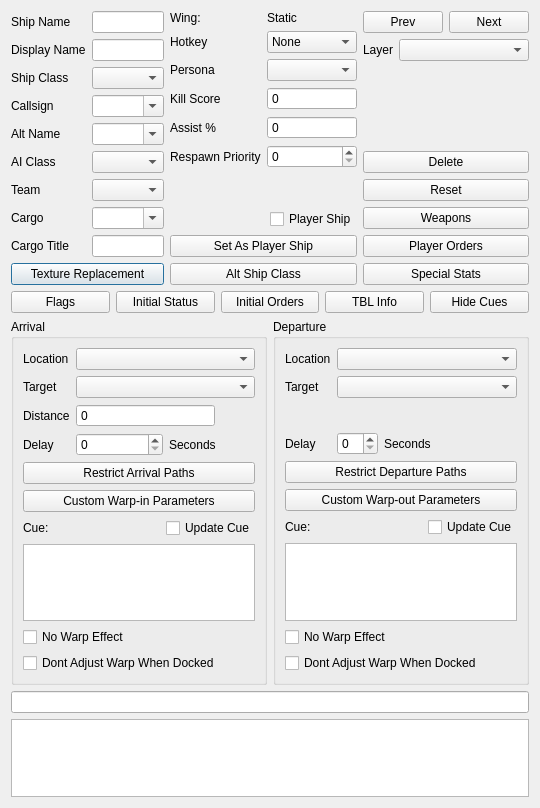
Above: qtfred/ui/ShipEditorDialog.ui from MjnMixael/fs2open.github.com before the change. Below: the same form after it.
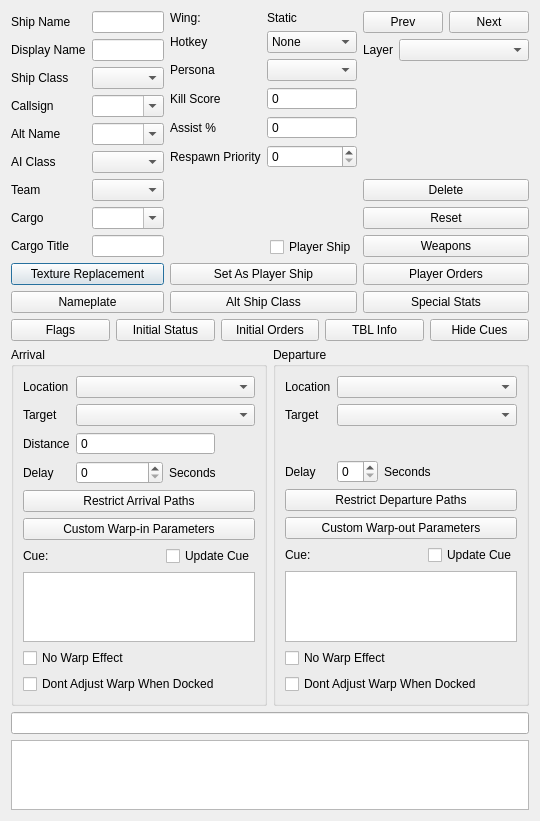
That is the form after the change. Custom widgets are drawn as their Qt base class.

Commit message: Add ship nameplate feature (engine + qtFRED)

```diff
--- a/qtfred/ui/ShipEditorDialog.ui
+++ b/qtfred/ui/ShipEditorDialog.ui
@@ -184,6 +184,16 @@
            </property>
           </widget>
          </item>
+         <item>
+          <widget class="QPushButton" name="nameplateButton">
+           <property name="toolTip">
+            <string>&lt;html&gt;&lt;head/&gt;&lt;body&gt;&lt;p&gt;Edit this ship's nameplate (only available if the model has a &quot;nameplate&quot; texture)&lt;/p&gt;&lt;/body&gt;&lt;/html&gt;</string>
+           </property>
+           <property name="text">
+            <string>Nameplate</string>
+           </property>
+          </widget>
+         </item>
         </layout>
        </item>
        <item>
```
The commit also changes 19 other files.
